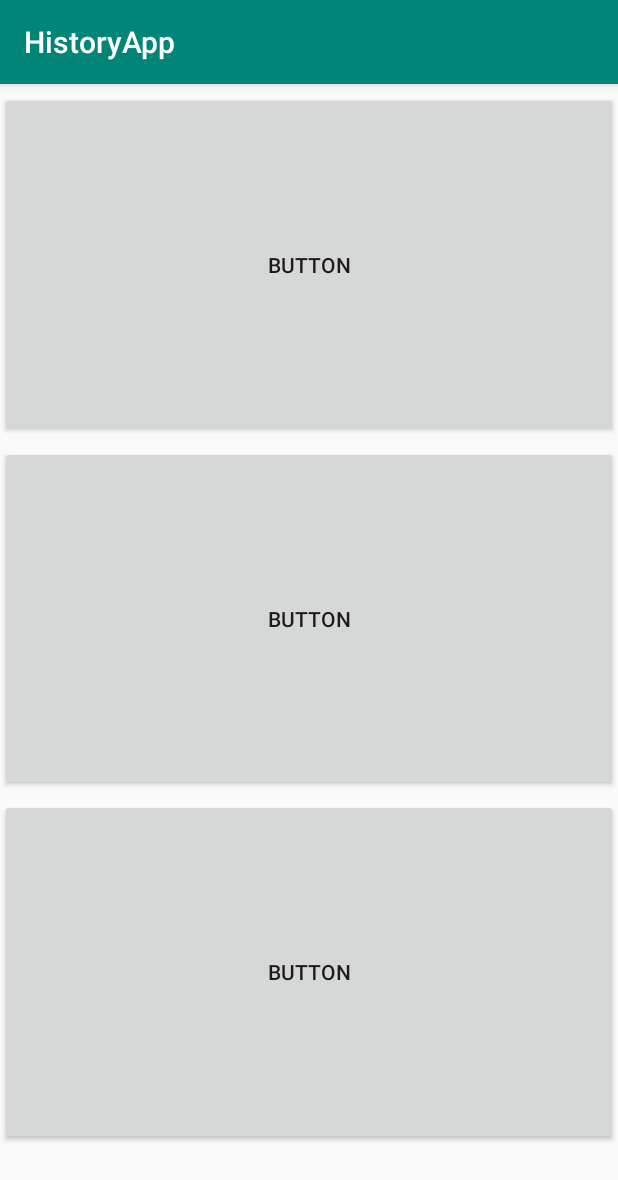
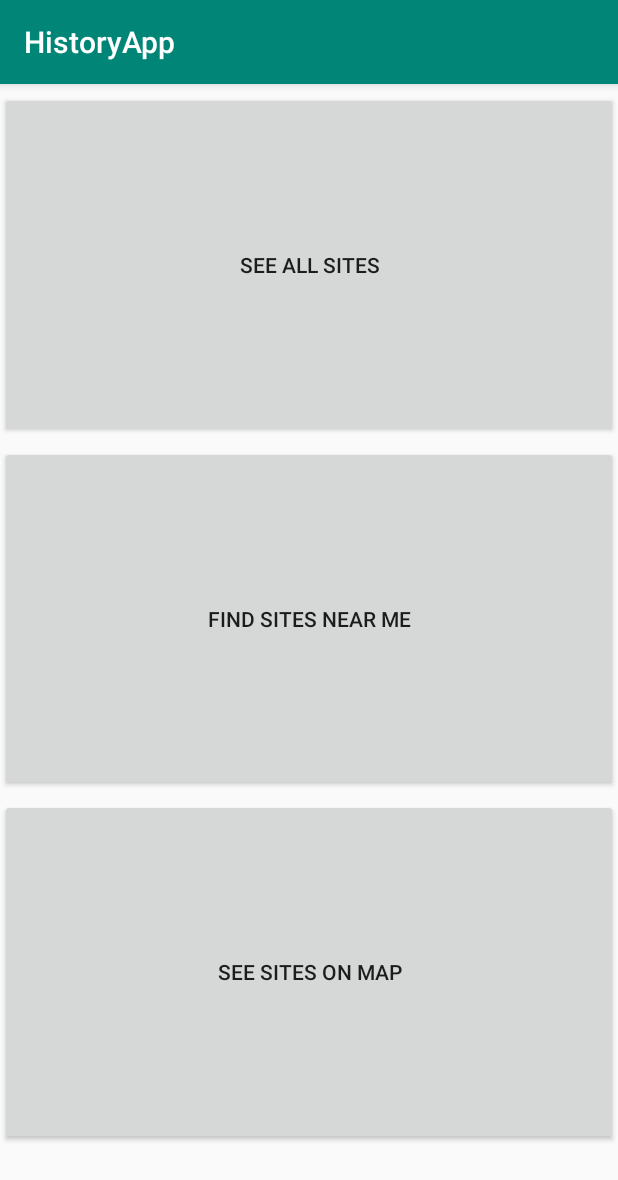
Before and after one commit to RJLgit/HistoryApp, an Android app: the screen it shows after launch (MainActivity), on a phone screen of 412 x 824 dp. Shown: the top 1180 px of the screen. Run offline under Robolectric (Android 15) with nearby library versions, the phone set to English and light mode, and no system bars.

Commit message:
Added string resources for button texts and gave buttons Ids

```diff
--- a/app/src/main/res/layout/activity_main.xml
+++ b/app/src/main/res/layout/activity_main.xml
@@ -9,36 +9,36 @@
 
 
     <Button
-        android:id="@+id/button"
+        android:id="@+id/seeAllSitesButton"
         android:layout_width="match_parent"
         android:layout_height="0dp"
         app:layout_constraintHeight_percent="0.3"
-        android:text="Button"
+        android:text="@string/find_sites_button_text"
         android:layout_marginTop="5dp"
         app:layout_constraintEnd_toEndOf="parent"
         app:layout_constraintStart_toStartOf="parent"
         app:layout_constraintTop_toTopOf="parent" />
 
     <Button
-        android:id="@+id/button2"
+        android:id="@+id/findSitesNearMeButton"
         android:layout_width="match_parent"
         android:layout_height="0dp"
         app:layout_constraintHeight_percent="0.3"
         android:layout_marginTop="5dp"
-        android:text="Button"
+        android:text="@string/find_sites_near_me_button_text"
         app:layout_constraintEnd_toEndOf="parent"
         app:layout_constraintStart_toStartOf="parent"
-        app:layout_constraintTop_toBottomOf="@+id/button" />
+        app:layout_constraintTop_toBottomOf="@+id/seeAllSitesButton" />
 
     <Button
-        android:id="@+id/button3"
+        android:id="@+id/seeSitesOnMapButton"
         android:layout_width="match_parent"
         android:layout_height="0dp"
         app:layout_constraintHeight_percent="0.3"
         android:layout_marginTop="5dp"
-        android:text="Button"
+        android:text="@string/map_sites_button_text"
         app:layout_constraintEnd_toEndOf="parent"
         app:layout_constraintHorizontal_bias="0.501"
         app:layout_constraintStart_toStartOf="parent"
-        app:layout_constraintTop_toBottomOf="@+id/button2" />
+        app:layout_constraintTop_toBottomOf="@+id/findSitesNearMeButton" />
 </androidx.constraintlayout.widget.ConstraintLayout>
--- a/app/src/main/res/values/strings.xml
+++ b/app/src/main/res/values/strings.xml
@@ -1,3 +1,7 @@
 <resources>
     <string name="app_name">HistoryApp</string>
+    <!--Button Text on Main Activity-->
+    <string name="find_sites_button_text">See all sites</string>
+    <string name="map_sites_button_text">See sites on map</string>
+    <string name="find_sites_near_me_button_text">Find sites near me</string>
 </resources>
```
